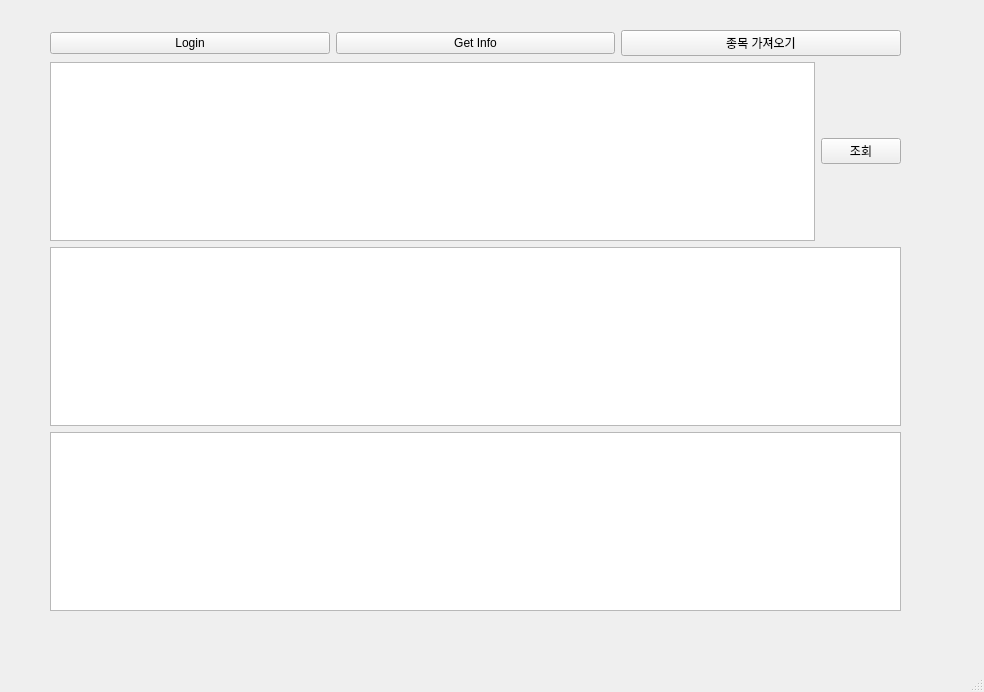
Qt form StockWindow.ui (imtaehyun/stock) before a commit.
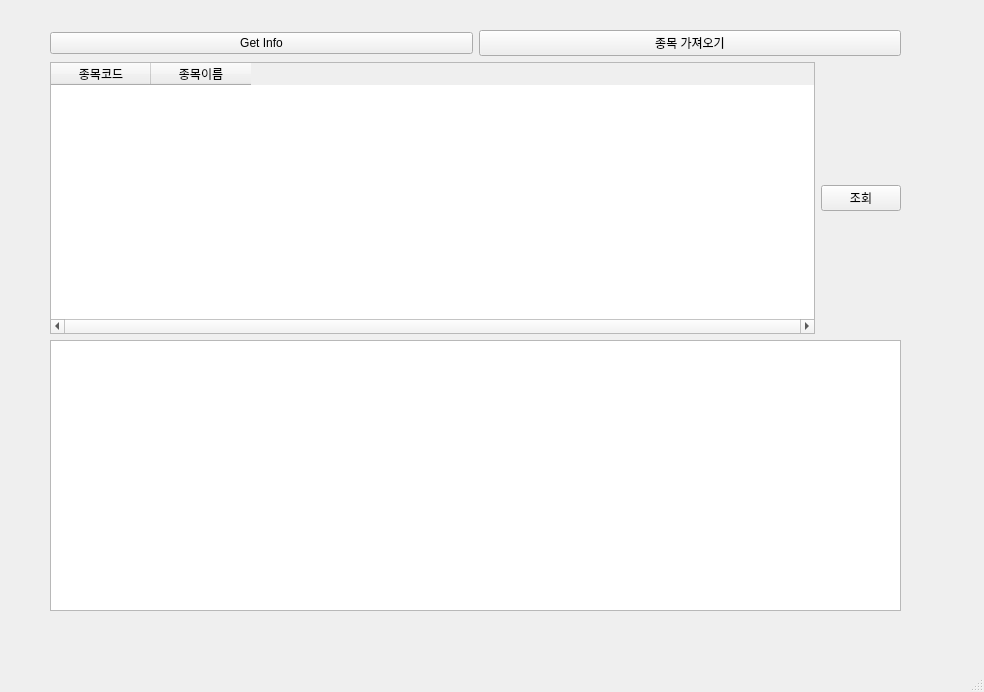
The same form after that commit.

Commit message: TableView TableWidget으로 변경

The edit to the form file:
```diff
--- a/StockWindow.ui
+++ b/StockWindow.ui
@@ -26,21 +26,14 @@
     <layout class="QVBoxLayout" name="verticalLayout">
      <item>
       <layout class="QGridLayout" name="gridLayout_2">
-       <item row="0" column="0">
-        <widget class="QPushButton" name="btnLogin">
-         <property name="text">
-          <string>Login</string>
-         </property>
-        </widget>
-       </item>
-       <item row="0" column="2">
+       <item row="0" column="1">
         <widget class="QPushButton" name="pushButton_2">
          <property name="text">
           <string>종목 가져오기</string>
          </property>
         </widget>
        </item>
-       <item row="0" column="1">
+       <item row="0" column="0">
         <widget class="QPushButton" name="pushButton">
          <property name="text">
           <string>Get Info</string>
@@ -59,16 +52,36 @@
         </widget>
        </item>
        <item row="0" column="0">
-        <widget class="QListWidget" name="listStock"/>
+        <widget class="QTableWidget" name="tableWidget">
+         <property name="lineWidth">
+          <number>1</number>
+         </property>
+         <property name="horizontalScrollBarPolicy">
+          <enum>Qt::ScrollBarAlwaysOn</enum>
+         </property>
+         <property name="rowCount">
+          <number>0</number>
+         </property>
+         <property name="columnCount">
+          <number>2</number>
+         </property>
+         <column>
+          <property name="text">
+           <string>종목코드</string>
+          </property>
+         </column>
+         <column>
+          <property name="text">
+           <string>종목이름</string>
+          </property>
+         </column>
+        </widget>
        </item>
       </layout>
      </item>
      <item>
       <widget class="QTextBrowser" name="logBrowser"/>
      </item>
-     <item>
-      <widget class="QTableView" name="tableView"/>
-     </item>
     </layout>
    </widget>
   </widget>
```
Left out of the diff: 28 changed lines with no effect on the pictures. The commit also changes 2 other files.
